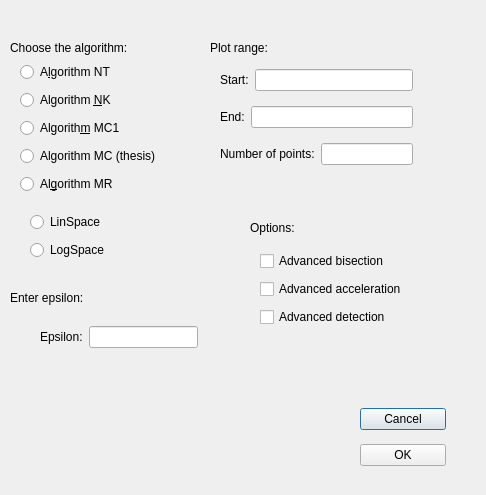
Old version of the form GUI/loop_shaping_dialog.ui in the repository Isaac-Martinez-Forte/QFTbx.
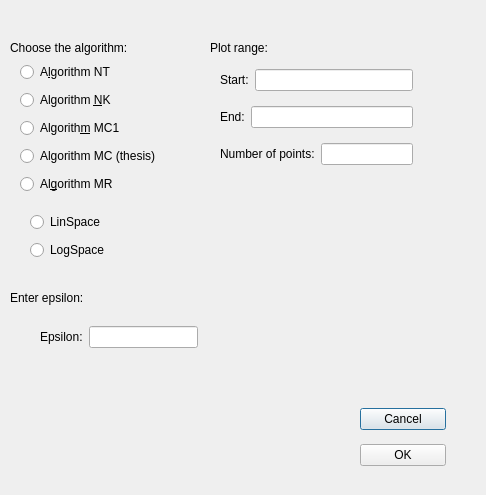
New version of the form. The open tabs and pages were chosen to show the change.

Commit message: Slim the loop-shaping invocation chain to the parameters in use

What changed in the file:
```diff
--- a/GUI/loop_shaping_dialog.ui
+++ b/GUI/loop_shaping_dialog.ui
@@ -237,54 +237,6 @@
     </rect>
    </property>
    <widget class="QWidget" name="vacia"/>
-   <widget class="QWidget" name="page_isaac">
-    <widget class="QLabel" name="label_8">
-     <property name="geometry">
-      <rect>
-       <x>20</x>
-       <y>20</y>
-       <width>71</width>
-       <height>18</height>
-      </rect>
-     </property>
-     <property name="text">
-      <string>Options:</string>
-     </property>
-    </widget>
-    <widget class="QWidget" name="layoutWidget7">
-     <property name="geometry">
-      <rect>
-       <x>30</x>
-       <y>50</y>
-       <width>158</width>
-       <height>83</height>
-      </rect>
-     </property>
-     <layout class="QVBoxLayout" name="verticalLayout_6">
-      <item>
-       <widget class="QCheckBox" name="bisectionCheck">
-        <property name="text">
-         <string>Advanced bisection</string>
-        </property>
-       </widget>
-      </item>
-      <item>
-       <widget class="QCheckBox" name="acceleratedCheck">
-        <property name="text">
-         <string>Advanced acceleration</string>
-        </property>
-       </widget>
-      </item>
-      <item>
-       <widget class="QCheckBox" name="detectionCheck">
-        <property name="text">
-         <string>Advanced detection</string>
-        </property>
-       </widget>
-      </item>
-     </layout>
-    </widget>
-   </widget>
    <widget class="QWidget" name="page_nand">
     <widget class="QWidget" name="layoutWidget6">
      <property name="geometry">
```
Left out of the diff: 23 changed lines with no effect on the pictures. The commit also changes 17 other files.
